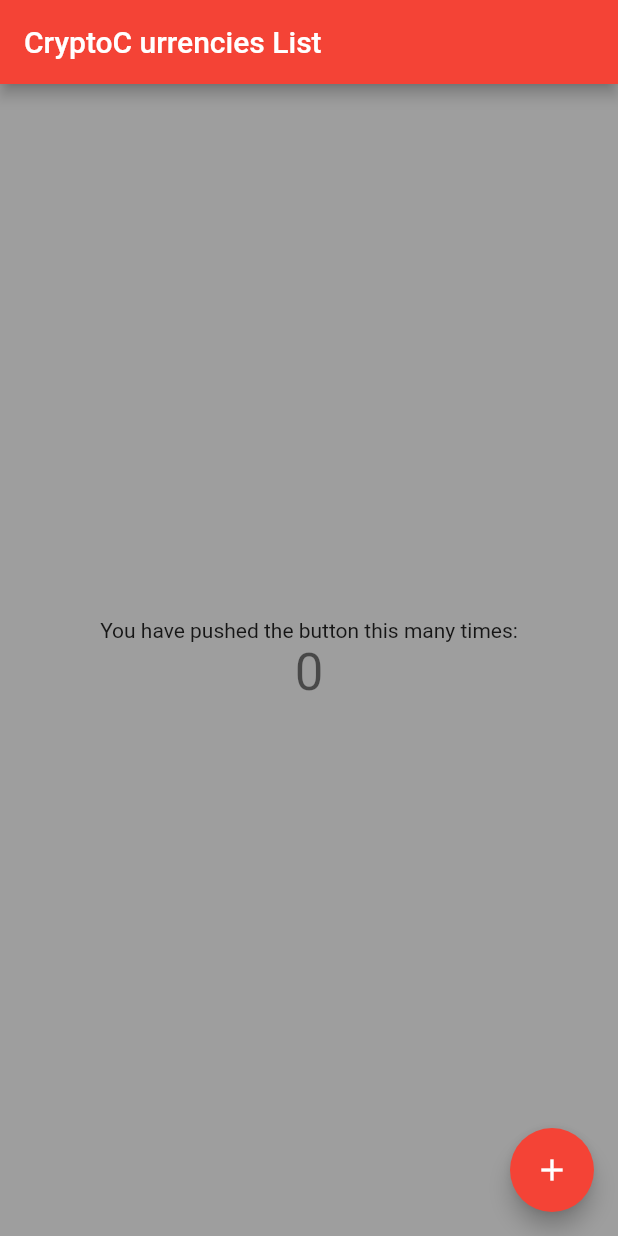
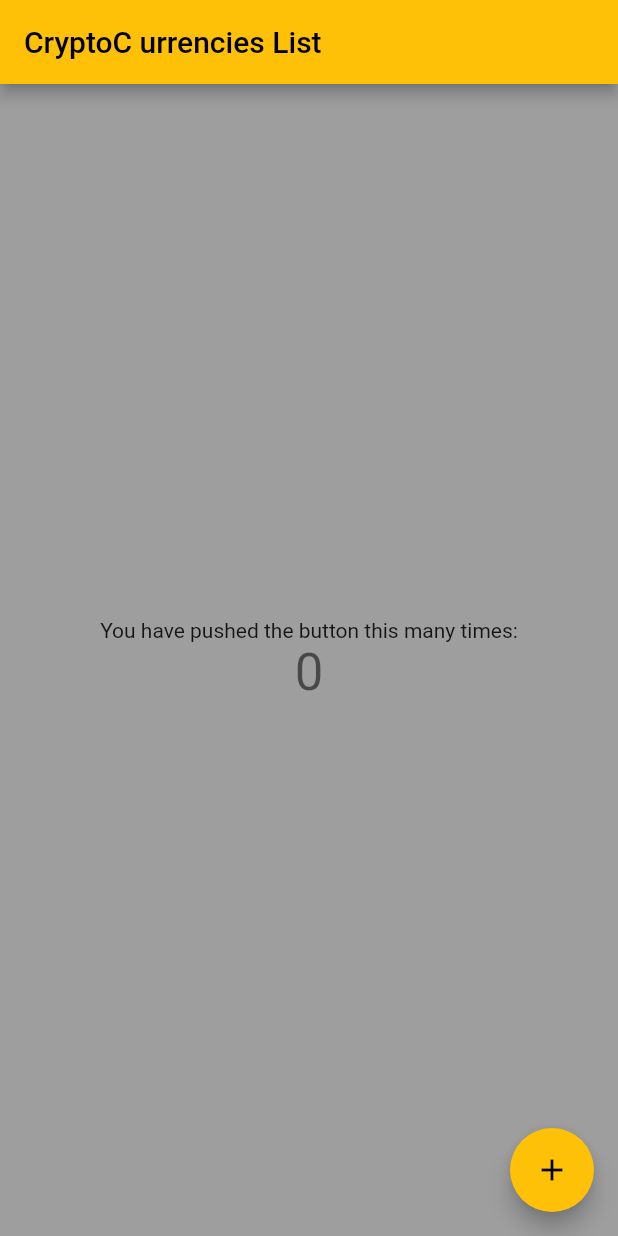
Before and after one commit to MironAlikc/super_cryptocurrencies, a Flutter app: the screen it shows after launch, on a phone screen of 412 x 824 dp. Run offline on Flutter 3.47's test engine with Material 2 defaults, Android fonts, the phone set to English and light mode, and no system bars.

Commit message:
Colors_amber

```diff
--- a/lib/main.dart
+++ b/lib/main.dart
@@ -13,7 +13,7 @@ class CryptoCurrenciesList extends StatelessWidget {
       title: 'Crypto Currencies List',
       theme: ThemeData(
         scaffoldBackgroundColor: Colors.grey,
-        primarySwatch: Colors.red,
+        primarySwatch: Colors.amber,
       ),
       home: const MyHomePage(),
     );
```
